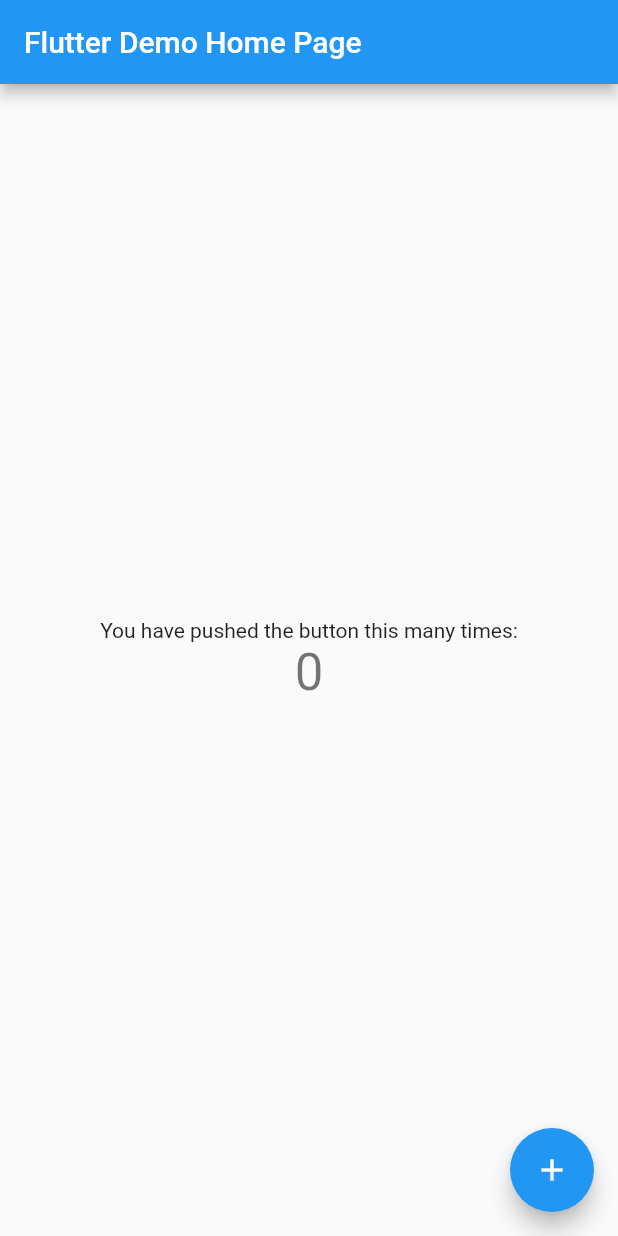
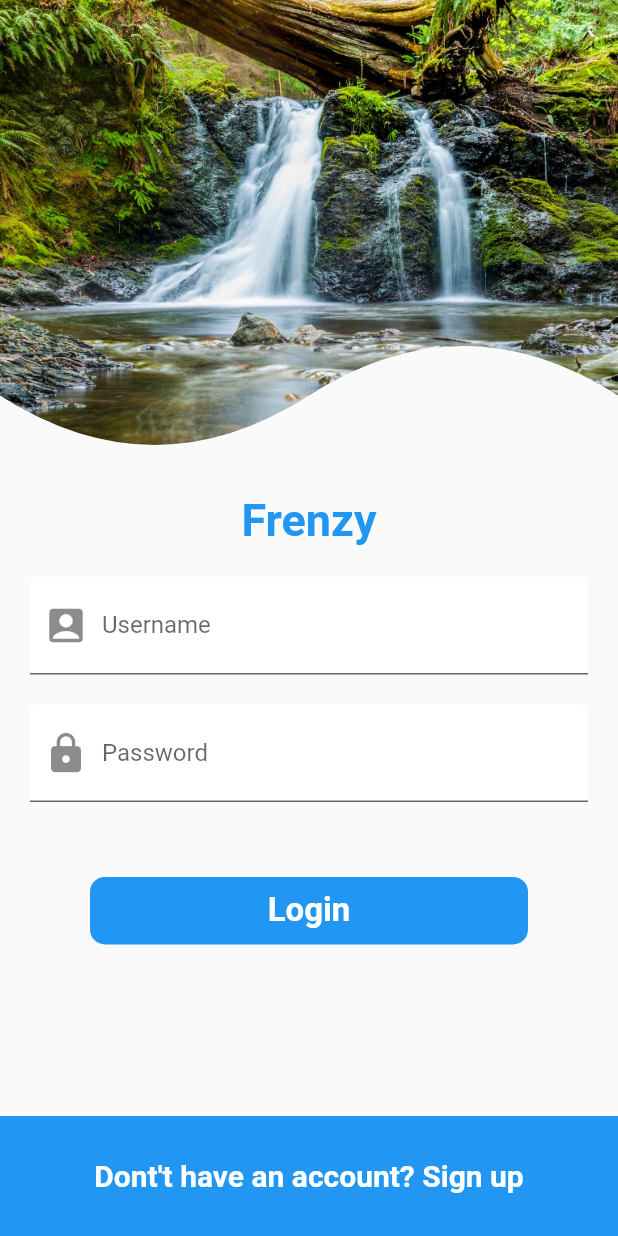
Before and after one commit to KingsleyUsoroeno/Flutter-social-media, a Flutter app: the screen it shows after launch, on a phone screen of 412 x 824 dp. Run offline on Flutter 3.47's test engine with Material 2 defaults, Android fonts, the phone set to English and light mode, and no system bars.

Commit message:
created app screens

```diff
--- a/lib/main.dart
+++ b/lib/main.dart
@@ -1,4 +1,5 @@
 import 'package:flutter/material.dart';
+import 'package:flutter_social_ui/screens/login_screen.dart';
 
 void main() => runApp(MyApp());
 
@@ -7,96 +8,11 @@ class MyApp extends StatelessWidget {
   @override
   Widget build(BuildContext context) {
     return MaterialApp(
-      title: 'Flutter Demo',
-      theme: ThemeData(
-        primarySwatch: Colors.blue,
-      ),
-      home: MyHomePage(title: 'Flutter Demo Home Page'),
-    );
+        debugShowCheckedModeBanner: false,
+        title: 'Flutter Social UI',
+        theme: ThemeData(
+          primarySwatch: Colors.blue,
+        ),
+        home: LoginScreen());
   }
 }
-
-class MyHomePage extends StatefulWidget {
-  MyHomePage({Key key, this.title}) : super(key: key);
-
-  // This widget is the home page of your application. It is stateful, meaning
-  // that it has a State object (defined below) that contains fields that affect
-  // how it looks.
-
-  // This class is the configuration for the state. It holds the values (in this
-  // case the title) provided by the parent (in this case the App widget) and
-  // used by the build method of the State. Fields in a Widget subclass are
-  // always marked "final".
-
-  final String title;
-
-  @override
-  _MyHomePageState createState() => _MyHomePageState();
-}
-
-class _MyHomePageState extends State<MyHomePage> {
-  int _counter = 0;
-
-  void _incrementCounter() {
-    setState(() {
-      // This call to setState tells the Flutter framework that something has
-      // changed in this State, which causes it to rerun the build method below
-      // so that the display can reflect the updated values. If we changed
-      // _counter without calling setState(), then the build method would not be
-      // called again, and so nothing would appear to happen.
-      _counter++;
-    });
-  }
-
-  @override
-  Widget build(BuildContext context) {
-    // This method is rerun every time setState is called, for instance as done
-    // by the _incrementCounter method above.
-    //
-    // The Flutter framework has been optimized to make rerunning build methods
-    // fast, so that you can just rebuild anything that needs updating rather
-    // than having to individually change instances of widgets.
-    return Scaffold(
-      appBar: AppBar(
-        // Here we take the value from the MyHomePage object that was created by
-        // the App.build method, and use it to set our appbar title.
-        title: Text(widget.title),
-      ),
-      body: Center(
-        // Center is a layout widget. It takes a single child and positions it
-        // in the middle of the parent.
-        child: Column(
-          // Column is also a layout widget. It takes a list of children and
-          // arranges them vertically. By default, it sizes itself to fit its
-          // children horizontally, and tries to be as tall as its parent.
-          //
-          // Invoke "debug painting" (press "p" in the console, choose the
-          // "Toggle Debug Paint" action from the Flutter Inspector in Android
-          // Studio, or the "Toggle Debug Paint" command in Visual Studio Code)
-          // to see the wireframe for each widget.
-          //
-          // Column has various properties to control how it sizes itself and
-          // how it positions its children. Here we use mainAxisAlignment to
-          // center the children vertically; the main axis here is the vertical
-          // axis because Columns are vertical (the cross axis would be
-          // horizontal).
-          mainAxisAlignment: MainAxisAlignment.center,
-          children: <Widget>[
-            Text(
-              'You have pushed the button this many times:',
-            ),
-            Text(
-              '$_counter',
-              style: Theme.of(context).textTheme.display1,
-            ),
-          ],
-        ),
-      ),
-      floatingActionButton: FloatingActionButton(
-        onPressed: _incrementCounter,
-        tooltip: 'Increment',
-        child: Icon(Icons.add),
-      ), // This trailing comma makes auto-formatting nicer for build methods.
-    );
-  }
-}
--- /dev/null
+++ b/lib/screens/login_screen.dart
@@ -0,0 +1,96 @@
+import 'package:flutter/material.dart';
+import 'package:flutter_social_ui/screens/home_screen.dart';
+import 'package:flutter_social_ui/widgets/curved_clipper.dart';
+
+class LoginScreen extends StatefulWidget {
+  @override
+  _LoginScreenState createState() => _LoginScreenState();
+}
+
+class _LoginScreenState extends State<LoginScreen> {
+  @override
+  Widget build(BuildContext context) {
+    return Scaffold(
+      body: SingleChildScrollView(
+        child: Container(
+          height: MediaQuery.of(context).size.height,
+          child: Column(
+            children: <Widget>[
+              ClipPath(
+                clipper: CurvedClipper(),
+                child: Image(
+                  image: AssetImage('assets/images/login_background.jpg'),
+                  height: MediaQuery.of(context).size.height / 2.5,
+                  width: double.infinity,
+                  fit: BoxFit.cover,
+                ),
+              ),
+              Text(
+                'Frenzy',
+                style: TextStyle(color: Theme.of(context).primaryColor, fontSize: 30.0, fontWeight: FontWeight.bold),
+              ),
+              SizedBox(height: 10.0),
+              Padding(
+                padding: EdgeInsets.symmetric(vertical: 10.0, horizontal: 20.0),
+                child: TextFormField(
+                  decoration: InputDecoration(
+                      labelText: 'Username',
+                      prefixIcon: Icon(Icons.account_box, size: 30.0),
+                      fillColor: Colors.white,
+                      filled: true,
+                      contentPadding: EdgeInsets.symmetric(vertical: 15.0)),
+                ),
+              ),
+              Padding(
+                padding: EdgeInsets.symmetric(vertical: 10.0, horizontal: 20.0),
+                child: TextFormField(
+                  obscureText: true,
+                  decoration: InputDecoration(
+                      labelText: 'Password',
+                      prefixIcon: Icon(Icons.lock, size: 30.0),
+                      fillColor: Colors.white,
+                      filled: true,
+                      contentPadding: EdgeInsets.symmetric(vertical: 15.0)),
+                ),
+              ),
+              SizedBox(height: 40.0),
+              GestureDetector(
+                onTap: () => Navigator.pushReplacement(context, MaterialPageRoute(builder: (_) => HomeScreen())),
+                child: Container(
+                  alignment: Alignment.center,
+                  margin: EdgeInsets.symmetric(horizontal: 60.0),
+                  height: 45.0,
+                  decoration: BoxDecoration(
+                    color: Theme.of(context).primaryColor,
+                    borderRadius: BorderRadius.circular(10.0),
+                  ),
+                  child: Text(
+                    'Login',
+                    style: TextStyle(color: Colors.white, fontSize: 22.0, fontWeight: FontWeight.w600),
+                  ),
+                ),
+              ),
+              Expanded(
+                child: Align(
+                  alignment: FractionalOffset.bottomCenter,
+                  child: GestureDetector(
+                    onTap: () {},
+                    child: Container(
+                      alignment: Alignment.center,
+                      color: Theme.of(context).primaryColor,
+                      height: 80.0,
+                      child: Text(
+                        'Dont\'t have an account? Sign up',
+                        style: TextStyle(color: Colors.white, fontSize: 20.0, fontWeight: FontWeight.bold),
+                      ),
+                    ),
+                  ),
+                ),
+              )
+            ],
+          ),
+        ),
+      ),
+    );
+  }
+}
--- /dev/null
+++ b/lib/widgets/curved_clipper.dart
@@ -0,0 +1,25 @@
+import 'package:flutter/material.dart';
+
+class CurvedClipper extends CustomClipper<Path> {
+  @override
+  Path getClip(Size size) {
+    Path path = Path();
+    path.lineTo(0, 4 * size.height / 5);
+    Offset curvePoint1 = Offset(size.width / 4, size.height);
+    Offset centerPoint = Offset(size.width / 2, 4 * size.height / 5);
+    path.quadraticBezierTo(curvePoint1.dx, curvePoint1.dy, centerPoint.dx, centerPoint.dy);
+
+    Offset curvedPoint2 = Offset(3 * size.width / 4, 3 * size.height / 5);
+    Offset endPoint = Offset(size.width, 4 * size.height / 5);
+
+    path.quadraticBezierTo(curvedPoint2.dx, curvedPoint2.dy, endPoint.dx, endPoint.dy);
+    path.lineTo(size.width, 0);
+    path.close();
+    return path;
+  }
+
+  @override
+  bool shouldReclip(CustomClipper<Path> oldClipper) {
+    return false;
+  }
+}
```
Also changed, not shown: lib/screens/home_screen.dart (added, +50 -0 lines), lib/screens/latest_post_screen.dart (added, +12 -0 lines), lib/screens/profile_screen.dart (added, +113 -0 lines), lib/screens/trending_screen.dart (added, +38 -0 lines), lib/widgets/custom_drawer.dart (added, +81 -0 lines), lib/widgets/following_users.dart (added, +40 -0 lines), lib/widgets/post_carousel.dart (added, +116 -0 lines), lib/widgets/profile_clipper.dart (added, +20 -0 lines), 1 other file.
